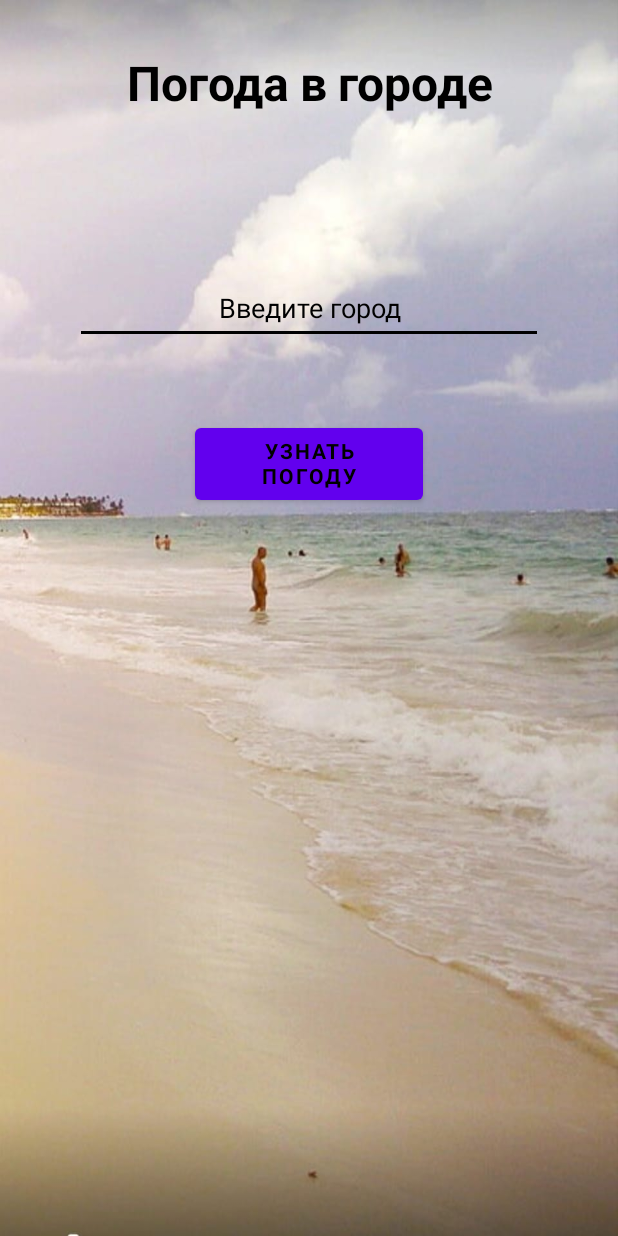
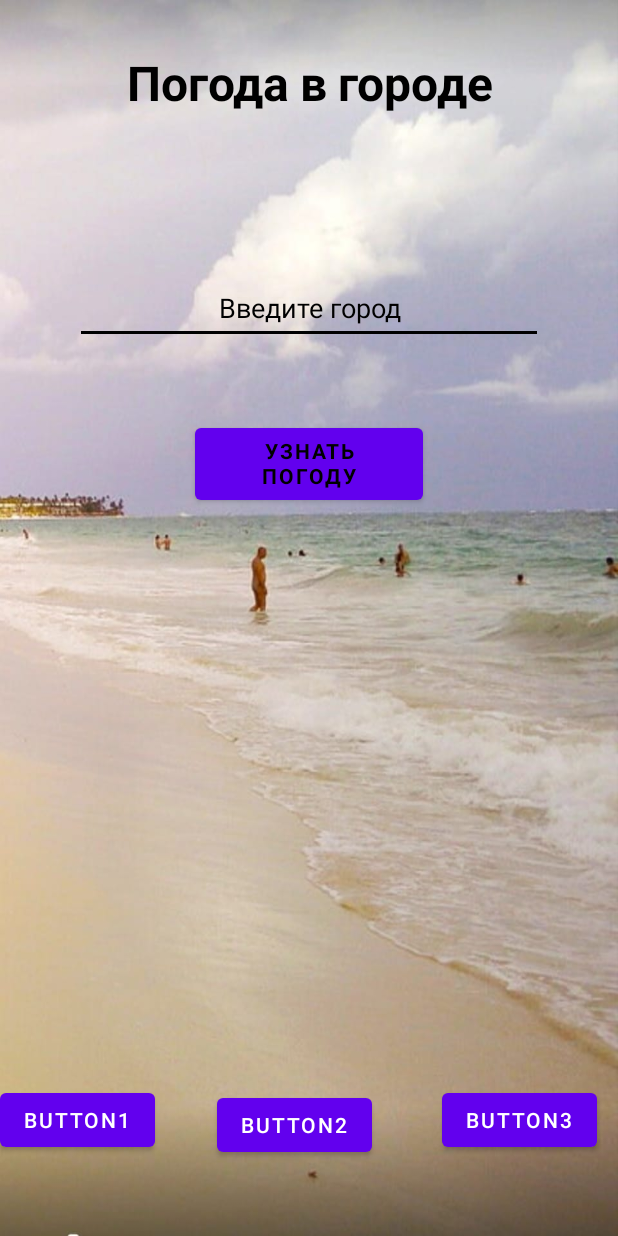
Before and after one commit to vyntyk/My_Weather, an Android app: the screen it shows after launch (MainActivity), on a phone screen of 412 x 824 dp. Run offline under Robolectric (Android 15) with nearby library versions, the phone set to English and light mode, and no system bars.

Commit message:
Plus 3 button

```diff
--- a/app/src/main/res/layout/activity_main.xml
+++ b/app/src/main/res/layout/activity_main.xml
@@ -1,11 +1,12 @@
 <?xml version="1.0" encoding="utf-8"?>
-<RelativeLayout
-    xmlns:android="http://schemas.android.com/apk/res/android"
+<RelativeLayout xmlns:android="http://schemas.android.com/apk/res/android"
     xmlns:app="http://schemas.android.com/apk/res-auto"
     xmlns:tools="http://schemas.android.com/tools"
-    android:background="@drawable/foto3"
+    android:id="@+id/background"
     android:layout_width="match_parent"
     android:layout_height="match_parent"
+    android:background="@drawable/foto3"
+    android:visibility="visible"
     tools:context=".MainActivity">
 
     <TextView
@@ -40,12 +41,12 @@
         android:id="@+id/main_btn"
         android:layout_width="match_parent"
         android:layout_height="wrap_content"
+        android:layout_below="@id/user_field"
+        android:layout_marginHorizontal="130dp"
+        android:layout_marginTop="50dp"
         android:fontFamily="@font/montserrat_bold"
-        android:layout_below="@id/user_field"
-        android:layout_marginTop="50dp"
-        android:layout_marginHorizontal="130dp"
-        android:textColor="@color/black"
-        android:text="@string/main_btn">
+        android:text="@string/main_btn"
+        android:textColor="@color/black">
 
     </Button>
 
@@ -72,6 +73,7 @@
         android:textColor="@color/black"
         android:textSize="24sp"
         android:textStyle="bold" />
+
     <TextView
         android:id="@+id/resultat3"
         android:layout_width="match_parent"
@@ -83,6 +85,7 @@
         android:textColor="@color/black"
         android:textSize="24sp"
         android:textStyle="bold" />
+
     <TextView
         android:id="@+id/resultat4"
         android:layout_width="match_parent"
@@ -94,6 +97,7 @@
         android:textColor="@color/black"
         android:textSize="24sp"
         android:textStyle="bold" />
+
     <TextView
         android:id="@+id/resultat5"
         android:layout_width="match_parent"
@@ -106,4 +110,35 @@
         android:textSize="24sp"
         android:textStyle="bold" />
 
+    <Button
+        android:id="@+id/btn1"
+        android:layout_width="wrap_content"
+        android:layout_height="wrap_content"
+        android:layout_alignParentBottom="true"
+        android:layout_marginBottom="53dp"
+        android:text="Button1"
+        tools:visibility="visible" />
+
+    <Button
+        android:id="@+id/btn2"
+        android:layout_width="wrap_content"
+        android:layout_height="wrap_content"
+        android:layout_alignParentBottom="true"
+        android:layout_marginStart="41dp"
+        android:layout_marginBottom="50dp"
+        android:layout_toEndOf="@+id/btn1"
+        android:text="Button2"
+        android:visibility="visible" />
+
+    <Button
+        android:id="@+id/button3"
+        android:layout_width="wrap_content"
+        android:layout_height="wrap_content"
+        android:layout_alignParentEnd="true"
+        android:layout_alignParentBottom="true"
+        android:layout_marginEnd="14dp"
+        android:layout_marginBottom="53dp"
+        android:text="Button3"
+        android:visibility="visible" />
+
 </RelativeLayout>
```
